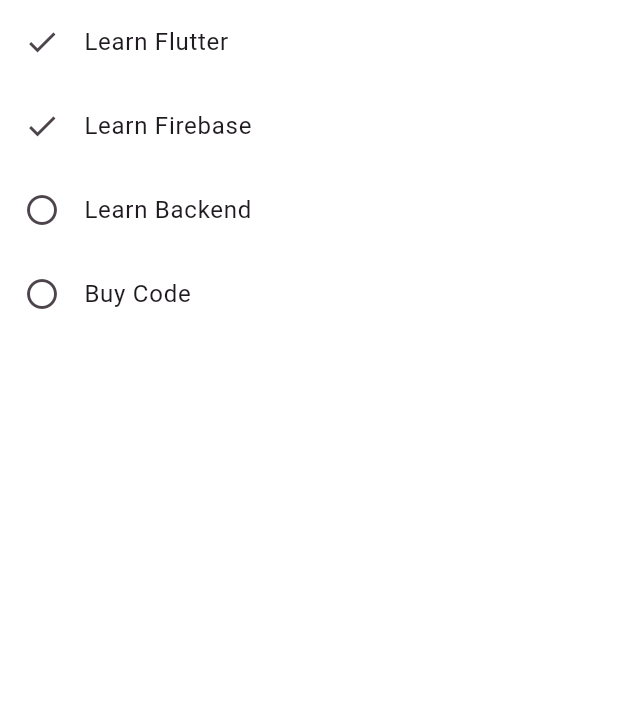
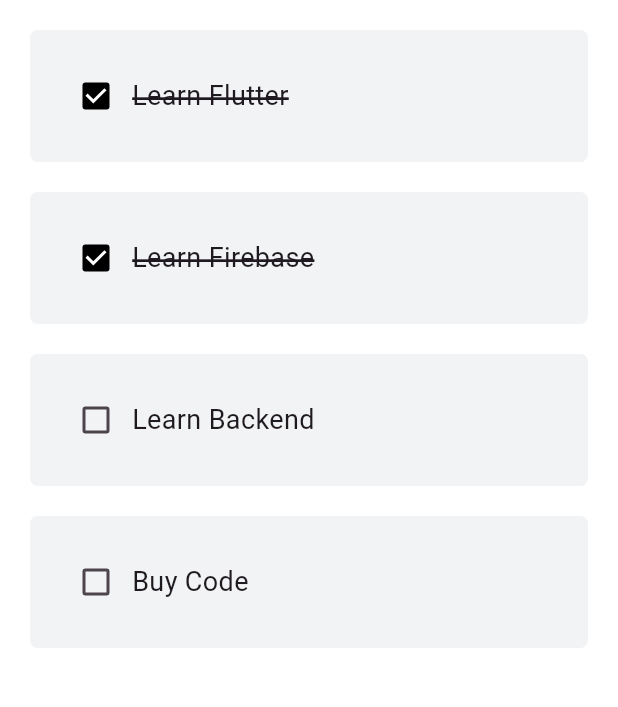
Before and after one commit to LTDat11/Todo_App_Flutter, a Flutter app: the screen it shows after launch, on a phone screen of 412 x 824 dp, the part 84-791 px from its top. Run offline on Flutter 3.47's test engine with Material 3 defaults, Android fonts, the phone set to English and light mode, and no system bars.

Commit message:
Widget for item todo list

```diff
--- a/lib/pages/home_page.dart
+++ b/lib/pages/home_page.dart
@@ -1,4 +1,6 @@
 import 'package:flutter/material.dart';
+
+import 'widgets/todo_list.dart';
 
 class HomePage extends StatefulWidget {
   const HomePage({super.key});
@@ -33,11 +35,10 @@ class _HomePageState extends State<HomePage> {
           : ListView.builder(
               itemCount: toDoList.length,
               itemBuilder: (context, index) {
-                return ListTile(
-                  leading: toDoList[index][1]
-                      ? const Icon(Icons.check)
-                      : const Icon(Icons.radio_button_unchecked),
-                  title: Text(toDoList[index][0]),
+                return TodoList(
+                  onChanged: (value) {},
+                  taskCompleted: toDoList[index][1],
+                  taskName: toDoList[index][0],
                 );
               },
             ),
--- /dev/null
+++ b/lib/pages/widgets/todo_list.dart
@@ -0,0 +1,47 @@
+import 'package:flutter/material.dart';
+
+class TodoList extends StatelessWidget {
+  const TodoList(
+      {super.key,
+      required this.taskName,
+      required this.taskCompleted,
+      required this.onChanged});
+
+  final String taskName;
+  final bool taskCompleted;
+  final Function(bool?)? onChanged;
+
+  @override
+  Widget build(BuildContext context) {
+    return Padding(
+      padding: const EdgeInsets.only(top: 20, left: 20, right: 20, bottom: 0),
+      child: Container(
+        padding: const EdgeInsets.all(20),
+        decoration: BoxDecoration(
+          color: const Color(0xffF1F3F5),
+          borderRadius: BorderRadius.circular(5),
+        ),
+        child: Row(
+          children: [
+            Checkbox(
+              value: taskCompleted,
+              onChanged: onChanged,
+              checkColor: Colors.white,
+              activeColor: Colors.black,
+            ),
+            Text(
+              taskName,
+              style: TextStyle(
+                fontSize: 18,
+                decoration: taskCompleted
+                    ? TextDecoration.lineThrough
+                    : TextDecoration.none,
+                decorationThickness: 2,
+              ),
+            )
+          ],
+        ),
+      ),
+    );
+  }
+}
```
